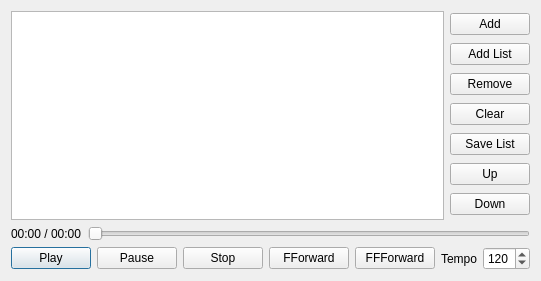
This is mt32emu_qt/src/MidiPlayerDialog.ui in munt/munt as Qt 5 draws it before an edit. The edited form follows.
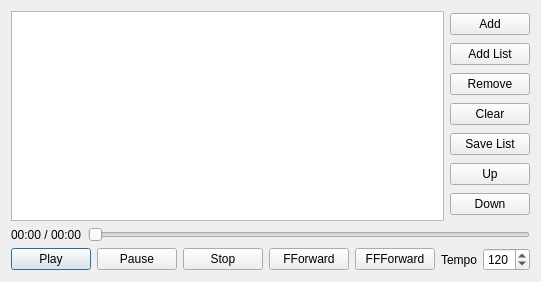
This is the edited form.

What changed in the file:
```diff
--- a/mt32emu_qt/src/MidiPlayerDialog.ui
+++ b/mt32emu_qt/src/MidiPlayerDialog.ui
@@ -6,8 +6,8 @@
    <rect>
     <x>0</x>
     <y>0</y>
-    <width>425</width>
-    <height>281</height>
+    <width>508</width>
+    <height>282</height>
    </rect>
   </property>
   <property name="windowTitle">
```
Left out of the diff: 3 changed lines with no effect on the pictures.
